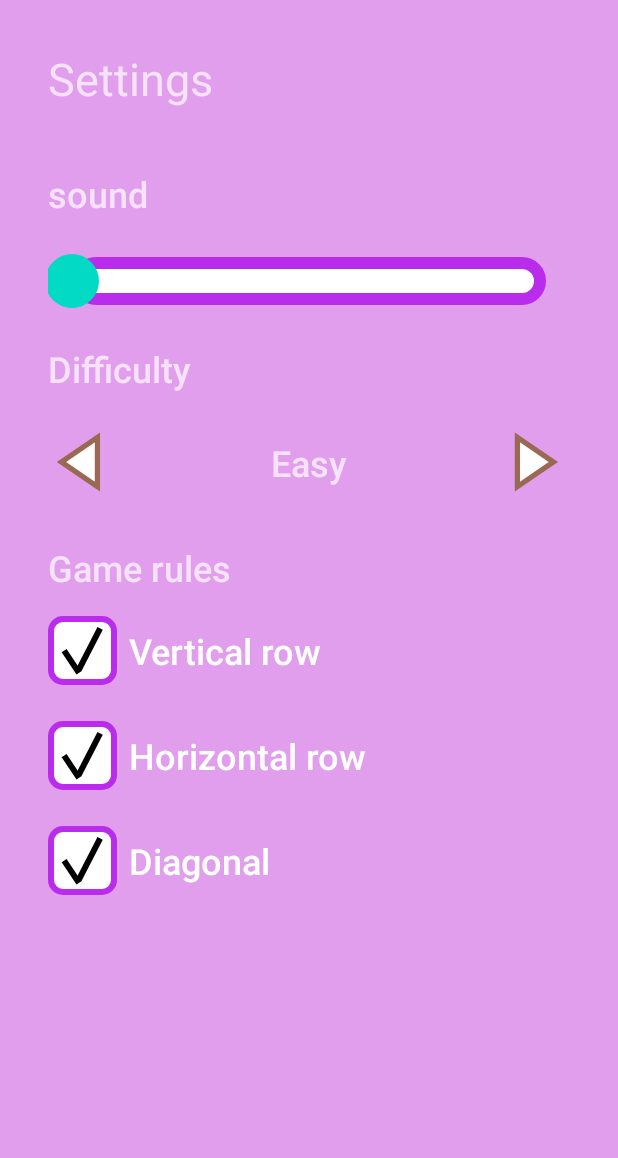
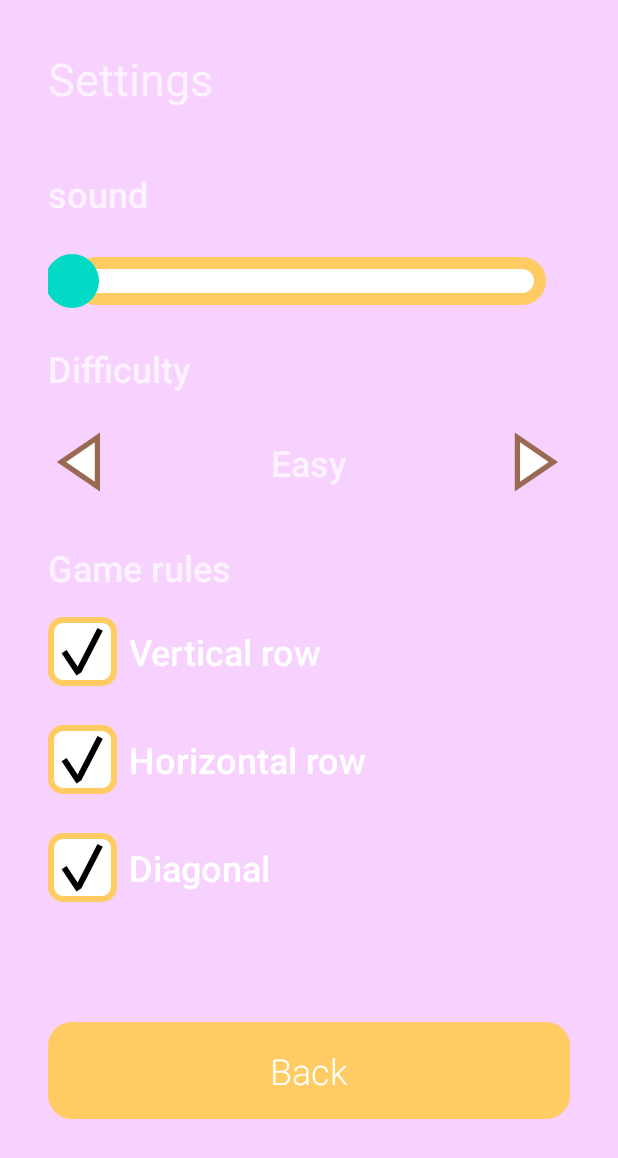
Before and after one commit to andreiRookie/TicTacToe, an Android app: the SettingsActivity screen opened directly, with no data from a screen before it, on a phone screen of 412 x 824 dp. Shown: the top 1158 px of the screen. Run offline under Robolectric (Android 15) with nearby library versions, the phone set to English and light mode, and no system bars; Roboto replaces fonts that are not available here.

Commit message:
layouts competed

```diff
--- a/app/src/main/res/drawable/ic_cross_128.xml
+++ b/app/src/main/res/drawable/ic_cross_128.xml
@@ -1,6 +1,6 @@
 <vector xmlns:android="http://schemas.android.com/apk/res/android"
-    android:width="128dp"
-    android:height="128dp"
+    android:width="112dp"
+    android:height="112dp"
     android:viewportWidth="128"
     android:viewportHeight="128">
   <path
--- /dev/null
+++ b/app/src/main/res/drawable/ic_menu_24.xml
@@ -0,0 +1,5 @@
+<vector android:height="24dp" android:tint="#000000"
+    android:viewportHeight="24" android:viewportWidth="24"
+    android:width="24dp" xmlns:android="http://schemas.android.com/apk/res/android">
+    <path android:fillColor="@android:color/white" android:pathData="M4,18h16c0.55,0 1,-0.45 1,-1s-0.45,-1 -1,-1L4,16c-0.55,0 -1,0.45 -1,1s0.45,1 1,1zM4,13h16c0.55,0 1,-0.45 1,-1s-0.45,-1 -1,-1L4,11c-0.55,0 -1,0.45 -1,1s0.45,1 1,1zM3,7c0,0.55 0.45,1 1,1h16c0.55,0 1,-0.45 1,-1s-0.45,-1 -1,-1L4,6c-0.55,0 -1,0.45 -1,1z"/>
+</vector>
--- a/app/src/main/res/drawable/ic_zero_128.xml
+++ b/app/src/main/res/drawable/ic_zero_128.xml
@@ -1,6 +1,6 @@
 <vector xmlns:android="http://schemas.android.com/apk/res/android"
-    android:width="128dp"
-    android:height="128dp"
+    android:width="112dp"
+    android:height="112dp"
     android:viewportWidth="128"
     android:viewportHeight="128">
   <path
--- a/app/src/main/res/drawable/style_button.xml
+++ b/app/src/main/res/drawable/style_button.xml
@@ -2,5 +2,5 @@
 <shape android:shape="rectangle"
     xmlns:android="http://schemas.android.com/apk/res/android">
     <corners android:radius="16dp"/>
-    <solid android:color="@color/violet_500"/>
+    <solid android:color="@color/yellow_200"/>
 </shape>
--- a/app/src/main/res/drawable/style_checkbox_checked.xml
+++ b/app/src/main/res/drawable/style_checkbox_checked.xml
@@ -6,7 +6,7 @@
             <solid android:color="@color/white"></solid>
             <stroke
                 android:width="4dp"
-                android:color="@color/violet_500" />
+                android:color="@color/yellow_200" />
             <corners android:radius="8dp" />
         </shape>
 
--- a/app/src/main/res/drawable/style_checkbox_unchecked.xml
+++ b/app/src/main/res/drawable/style_checkbox_unchecked.xml
@@ -6,6 +6,6 @@
     <solid android:color="@color/white"></solid>
     <stroke
         android:width="4dp"
-        android:color="@color/violet_500" />
+        android:color="@color/yellow_200" />
     <corners android:radius="8dp" />
 </shape>
--- /dev/null
+++ b/app/src/main/res/drawable/style_menu_button.xml
@@ -0,0 +1,6 @@
+<?xml version="1.0" encoding="utf-8"?>
+<shape android:shape="oval"
+    xmlns:android="http://schemas.android.com/apk/res/android">
+    <size android:width="36dp" android:height="36dp"/>
+    <solid android:color="@color/red"/>
+ </shape>
--- a/app/src/main/res/drawable/style_seekbar_empty.xml
+++ b/app/src/main/res/drawable/style_seekbar_empty.xml
@@ -2,6 +2,6 @@
 <shape android:shape="rectangle"
     xmlns:android="http://schemas.android.com/apk/res/android">
     <corners android:radius="16dp"></corners>
-    <stroke android:width="8dp" android:color="@color/violet_500"></stroke>
+    <stroke android:width="8dp" android:color="@color/yellow_200"></stroke>
     <solid android:color="@color/white"></solid>
 </shape>
--- a/app/src/main/res/drawable/style_seekbar_progress.xml
+++ b/app/src/main/res/drawable/style_seekbar_progress.xml
@@ -6,7 +6,7 @@
         android:centerColor="@color/yellow"
         android:endColor="@color/red"
         android:angle="360"></gradient>
-    <stroke android:width="8dp" android:color="@color/violet_500"></stroke>
+    <stroke android:width="8dp" android:color="@color/yellow_200"></stroke>
 
 
 </shape>
--- a/app/src/main/res/layout/activity_settings.xml
+++ b/app/src/main/res/layout/activity_settings.xml
@@ -1,12 +1,16 @@
 <?xml version="1.0" encoding="utf-8"?>
-<androidx.constraintlayout.widget.ConstraintLayout xmlns:android="http://schemas.android.com/apk/res/android"
+<ScrollView xmlns:android="http://schemas.android.com/apk/res/android"
     xmlns:app="http://schemas.android.com/apk/res-auto"
     xmlns:tools="http://schemas.android.com/tools"
     android:layout_width="match_parent"
     android:layout_height="match_parent"
+    android:fillViewport="true">
+
+    <androidx.constraintlayout.widget.ConstraintLayout
+        android:layout_width="match_parent"
+        android:layout_height="match_parent"
         android:background="@color/pink_200"
         tools:context=".SettingsActivity">
-
 
 
         <TextView
@@ -18,10 +22,10 @@
             android:fontFamily="@font/roboto_medium"
             android:text="Easy"
             android:textSize="24sp"
-        app:layout_constraintBottom_toBottomOf="@+id/previous_imageView"
-        app:layout_constraintEnd_toStartOf="@+id/next_imageView"
-        app:layout_constraintStart_toEndOf="@+id/previous_imageView"
-        app:layout_constraintTop_toTopOf="@+id/previous_imageView" />
+            app:layout_constraintBottom_toBottomOf="@+id/previous_level_imageView"
+            app:layout_constraintEnd_toStartOf="@+id/next_level_imageView"
+            app:layout_constraintStart_toEndOf="@+id/previous_level_imageView"
+            app:layout_constraintTop_toTopOf="@+id/previous_level_imageView" />
 
         <TextView
             android:id="@+id/sound_textView"
@@ -48,20 +52,20 @@
             app:layout_constraintTop_toTopOf="parent" />
 
         <SeekBar
-        android:id="@+id/seekBar"
+            android:id="@+id/soundBar"
             android:layout_width="0dp"
             android:layout_height="wrap_content"
             android:layout_marginStart="32dp"
+            android:layout_marginTop="24dp"
             android:layout_marginEnd="32dp"
-        android:layout_marginTop="24dp"
 
             android:progressDrawable="@drawable/style_seekbar"
+            android:splitTrack="false"
             android:thumb="@drawable/ic_thumb"
-        android:splitTrack="false"
 
+            app:layout_constraintEnd_toEndOf="parent"
             app:layout_constraintStart_toStartOf="parent"
-        app:layout_constraintEnd_toEndOf="parent"
-        app:layout_constraintTop_toBottomOf="@id/sound_textView"/>
+            app:layout_constraintTop_toBottomOf="@id/sound_textView" />
 
         <TextView
             android:id="@+id/difficulty_textView"
@@ -73,7 +77,7 @@
             android:text="Difficulty"
             android:textSize="24sp"
             app:layout_constraintStart_toStartOf="parent"
-        app:layout_constraintTop_toBottomOf="@+id/seekBar" />
+            app:layout_constraintTop_toBottomOf="@+id/soundBar" />
 
         <TextView
             android:id="@+id/game_rules_textView"
@@ -85,10 +89,10 @@
             android:text="Game rules"
             android:textSize="24sp"
             app:layout_constraintStart_toStartOf="parent"
-        app:layout_constraintTop_toBottomOf="@+id/previous_imageView" />
+            app:layout_constraintTop_toBottomOf="@+id/previous_level_imageView" />
 
         <ImageView
-        android:id="@+id/previous_imageView"
+            android:id="@+id/previous_level_imageView"
             android:layout_width="44dp"
             android:layout_height="44dp"
             android:layout_marginStart="32dp"
@@ -98,7 +102,7 @@
             app:srcCompat="@drawable/ic_previous_24" />
 
         <ImageView
-        android:id="@+id/next_imageView"
+            android:id="@+id/next_level_imageView"
             android:layout_width="44dp"
             android:layout_height="44dp"
             android:layout_marginTop="24dp"
@@ -108,50 +112,73 @@
             app:srcCompat="@drawable/ic_next_24" />
 
         <CheckBox
-        android:id="@+id/checkBox"
-        android:layout_width="wrap_content"
+            android:id="@+id/vertical_checkBox"
+            android:layout_width="0dp"
             android:layout_height="wrap_content"
             android:layout_marginStart="32dp"
             android:layout_marginTop="16dp"
+            android:layout_marginEnd="32dp"
+            android:button="@drawable/style_checkbox"
+            android:checked="true"
             android:fontFamily="@font/roboto_medium"
+            android:minHeight="48dp"
             android:paddingLeft="8dp"
             android:text="Vertical row"
-        android:checked="true"
-        android:button="@drawable/style_checkbox"
             android:textColor="@android:color/secondary_text_material_light"
             android:textSize="24sp"
+            app:layout_constraintEnd_toEndOf="parent"
             app:layout_constraintStart_toStartOf="parent"
             app:layout_constraintTop_toBottomOf="@+id/game_rules_textView" />
 
         <CheckBox
-        android:id="@+id/checkBox2"
-        android:layout_width="wrap_content"
+            android:id="@+id/horizontal_checkBox"
+            android:layout_width="0dp"
             android:layout_height="wrap_content"
             android:layout_marginStart="32dp"
             android:layout_marginTop="24dp"
+            android:layout_marginEnd="32dp"
+            android:button="@drawable/style_checkbox"
+            android:checked="true"
             android:fontFamily="@font/roboto_medium"
+            android:minHeight="48dp"
             android:paddingLeft="8dp"
             android:text="Horizontal row"
-        android:checked="true"
-        android:button="@drawable/style_checkbox"
             android:textColor="@android:color/secondary_text_material_light"
             android:textSize="24sp"
+            app:layout_constraintEnd_toEndOf="parent"
             app:layout_constraintStart_toStartOf="parent"
-        app:layout_constraintTop_toBottomOf="@+id/checkBox" />
+            app:layout_constraintTop_toBottomOf="@+id/vertical_checkBox" />
 
         <CheckBox
-        android:id="@+id/checkBox3"
-        android:layout_width="wrap_content"
+            android:id="@+id/diagonal_checkBox"
+            android:layout_width="0dp"
             android:layout_height="wrap_content"
             android:layout_marginStart="32dp"
             android:layout_marginTop="24dp"
+            android:layout_marginEnd="32dp"
+            android:button="@drawable/style_checkbox"
+            android:checked="true"
             android:fontFamily="@font/roboto_medium"
+            android:minHeight="48dp"
             android:paddingLeft="8dp"
             android:text="Diagonal"
-        android:checked="true"
-        android:button="@drawable/style_checkbox"
             android:textColor="@android:color/secondary_text_material_light"
             android:textSize="24sp"
+            app:layout_constraintEnd_toEndOf="parent"
             app:layout_constraintStart_toStartOf="parent"
-        app:layout_constraintTop_toBottomOf="@+id/checkBox2" />
+            app:layout_constraintTop_toBottomOf="@+id/horizontal_checkBox" />
+
+        <TextView
+            android:id="@+id/toBack_textView"
+            style="@style/style_button"
+            android:layout_width="0dp"
+            android:layout_height="wrap_content"
+            android:layout_margin="32dp"
+            android:text="Back"
+            app:layout_constraintBottom_toBottomOf="parent"
+            app:layout_constraintEnd_toEndOf="parent"
+            app:layout_constraintHorizontal_bias="0.0"
+            app:layout_constraintStart_toStartOf="parent"
+            app:layout_constraintTop_toBottomOf="@+id/diagonal_checkBox" />
     </androidx.constraintlayout.widget.ConstraintLayout>
+</ScrollView>
--- a/app/src/main/res/values-night/themes.xml
+++ b/app/src/main/res/values-night/themes.xml
@@ -3,7 +3,7 @@
     <style name="Theme.TicTacToe" parent="Theme.MaterialComponents.DayNight.DarkActionBar">
         <!-- Primary brand color. -->
         <item name="colorPrimary">@color/pink_200</item>
-        <item name="colorPrimaryVariant">@color/violet_500</item>
+        <item name="colorPrimaryVariant">@color/yellow_200</item>
         <item name="colorOnPrimary">@color/black</item>
         <!-- Secondary brand color. -->
         <item name="colorSecondary">@color/teal_200</item>
--- a/app/src/main/res/values/colors.xml
+++ b/app/src/main/res/values/colors.xml
@@ -1,13 +1,15 @@
 <?xml version="1.0" encoding="utf-8"?>
 <resources>
-    <color name="pink_200">#E19EED</color>
-    <color name="violet_500">#B92CEC</color>
+    <color name="pink_200">#F8D2FF</color>
+    <color name="yellow_200">#FFCC63</color>
 <!--    <color name="purple_700">#FF3700B3</color>-->
     <color name="teal_200">#FF03DAC5</color>
     <color name="teal_700">#FF018786</color>
     <color name="black">#FF000000</color>
     <color name="white">#FFFFFFFF</color>
-    <color name="red">#D60000</color>
+    <color name="red">#ED4B4B</color>
     <color name="yellow">#D6B900</color>
     <color name="green">#0DD806</color>
+    <color name="grey">#ECECEC</color>
+
 </resources>
--- a/app/src/main/res/values/themes.xml
+++ b/app/src/main/res/values/themes.xml
@@ -3,7 +3,7 @@
     <style name="Theme.TicTacToe" parent="Theme.Design.NoActionBar">
         <!-- Primary brand color. -->
         <item name="colorPrimary">@color/pink_200</item>
-        <item name="colorPrimaryVariant">@color/violet_500</item>
+        <item name="colorPrimaryVariant">@color/yellow_200</item>
         <item name="colorOnPrimary">@color/white</item>
         <!-- Secondary brand color. -->
         <item name="colorSecondary">@color/teal_200</item>
```
Also changed, not shown: app/src/main/AndroidManifest.xml (+7 -0 lines), app/src/main/java/com/andreirookie/tictactoe/GameActivity.kt (added, +11 -0 lines), app/src/main/res/drawable/style_game_field.xml (added, +8 -0 lines), app/src/main/res/layout/activity_game.xml (added, +179 -0 lines). Lines whose indentation alone changed are shown as unchanged.
